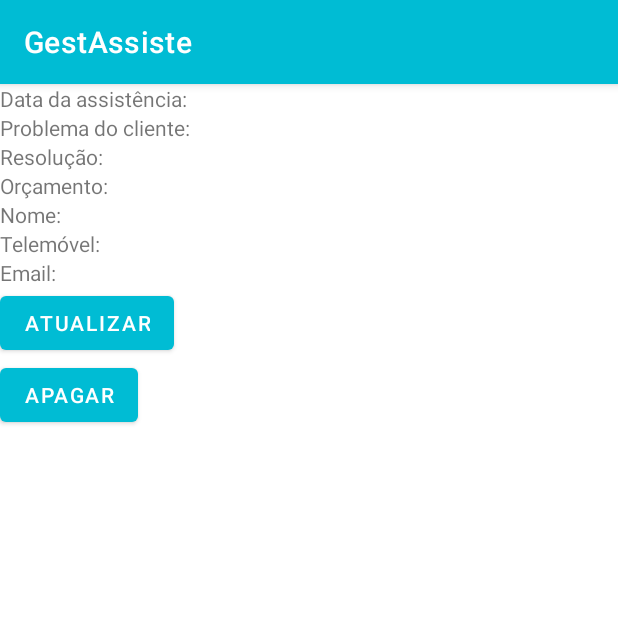
After one commit to joaofnferreira/GestAssiste, an Android app: the AssistDetails screen opened directly, with no data from a screen before it, on a phone screen of 412 x 824 dp, the top half of it. The commit adds this screen. Run offline under Robolectric (Android 15) with nearby library versions, the phone set to English and light mode, and no system bars.

Commit message:
Apresentação dos dados do item selecionado na lista de assistências
Apresentação dos dados do item selecionado na lista de assistências

```diff
--- a/app/src/main/AndroidManifest.xml
+++ b/app/src/main/AndroidManifest.xml
@@ -48,6 +48,7 @@
         </activity>
         <activity android:name=".Assistencia"></activity>
         <activity android:name=".Consulta"></activity>
+        <activity android:name=".AssistDetails"></activity>
 
     </application>
 
--- a/app/src/main/java/com/example/gestassiste/AssistAdapter.kt
+++ b/app/src/main/java/com/example/gestassiste/AssistAdapter.kt
@@ -11,9 +11,19 @@ import com.example.gestassiste.AssistModel
 class AssistAdapter (private val assistList: ArrayList<AssistModel>):
     RecyclerView.Adapter<AssistAdapter.ViewHolder>(){
 
+    private lateinit var mListener: onItemClickListener
+
+    interface onItemClickListener{
+        fun onItemClick(position: Int)
+    }
+
+    fun setOnItemClickListener(clickListener: onItemClickListener){
+        mListener=clickListener
+    }
+
     override fun onCreateViewHolder(parent: ViewGroup, viewType: Int): ViewHolder {
         val itemView = LayoutInflater.from(parent.context).inflate(R.layout.lista_assist,parent,false)
-        return ViewHolder(itemView)
+        return ViewHolder(itemView,mListener)
     }
 
     override fun onBindViewHolder(holder: ViewHolder, position: Int) {
@@ -26,7 +36,13 @@ class AssistAdapter (private val assistList: ArrayList<AssistModel>):
         return assistList.size
     }
 
-    class ViewHolder(itemView: View): RecyclerView.ViewHolder(itemView) {
+    class ViewHolder(itemView: View, clickListener: onItemClickListener): RecyclerView.ViewHolder(itemView) {
         val tvAssistName : TextView = itemView.findViewById(R.id.tvAssistName)
+
+        init {
+            itemView.setOnClickListener{
+                clickListener.onItemClick(adapterPosition)
+            }
+        }
     }
 }
--- /dev/null
+++ b/app/src/main/java/com/example/gestassiste/AssistDetails.kt
@@ -0,0 +1,48 @@
+package com.example.gestassiste
+
+import android.os.Bundle
+import android.os.PersistableBundle
+import android.widget.Button
+import android.widget.TextView
+import androidx.appcompat.app.AppCompatActivity
+
+class AssistDetails : AppCompatActivity(){
+
+    private lateinit var tvdataassitencia: TextView
+    private lateinit var tvproblemacliente: TextView
+    private lateinit var tvresolucao: TextView
+    private lateinit var tvorcamento: TextView
+    private lateinit var tvnome: TextView
+    private lateinit var tvtelemovel: TextView
+    private lateinit var tvemail: TextView
+    private lateinit var btnUpdate: Button
+    private lateinit var btnDelete: Button
+
+    override fun onCreate(savedInstanceState: Bundle?) {
+        super.onCreate(savedInstanceState)
+        setContentView(R.layout.assist_details)
+
+        tvdataassitencia = findViewById(R.id.tvdataassitencia)
+        tvproblemacliente = findViewById(R.id.tvproblemacliente)
+        tvresolucao = findViewById(R.id.tvresolucao)
+        tvorcamento = findViewById(R.id.tvorcamento)
+        tvnome = findViewById(R.id.tvnome)
+        tvtelemovel = findViewById(R.id.tvtelemovel)
+        tvemail = findViewById(R.id.tvemail)
+
+        initView()
+        setValuesToViews()
+    }
+
+    private fun  initView(){}
+
+    private fun setValuesToViews(){
+        tvdataassitencia.text = intent.getStringExtra("dataassitencia")
+        tvproblemacliente.text = intent.getStringExtra("problemacliente")
+        tvresolucao.text = intent.getStringExtra("resolucao")
+        tvorcamento.text = intent.getStringExtra("orcamento")
+        tvnome.text = intent.getStringExtra("nome")
+        tvtelemovel.text = intent.getStringExtra("telemovel")
+        tvemail.text = intent.getStringExtra("email")
+    }
+}
--- a/app/src/main/java/com/example/gestassiste/Consulta.kt
+++ b/app/src/main/java/com/example/gestassiste/Consulta.kt
@@ -1,6 +1,7 @@
 package com.example.gestassiste
 
 
+import android.content.Intent
 import android.os.Bundle
 import android.view.View
 import android.widget.TextView
@@ -52,6 +53,24 @@ class Consulta : AppCompatActivity() {
                     val mAdapter = AssistAdapter(assistList)
                     assistReciclerView.adapter = mAdapter
 
+                    mAdapter.setOnItemClickListener(object :AssistAdapter.onItemClickListener{
+
+                        override fun onItemClick(position: Int) {
+                            val intent = Intent(this@Consulta, AssistDetails::class.java)
+
+                            //put extras
+                            intent.putExtra("dataassitencia", assistList[position].dataassitencia)
+                            intent.putExtra("problemacliente", assistList[position].problemacliente)
+                            intent.putExtra("resolucao", assistList[position].resolucao)
+                            intent.putExtra("orcamento", assistList[position].orcamento)
+                            intent.putExtra("nome", assistList[position].nome)
+                            intent.putExtra("telemovel", assistList[position].telemovel)
+                            intent.putExtra("email", assistList[position].email)
+                            startActivity(intent)
+                        }
+
+                    })
+
                     assistReciclerView.visibility = View.VISIBLE
                     textViewRecebeDados.visibility = View.GONE
                 }
--- /dev/null
+++ b/app/src/main/res/layout/assist_details.xml
@@ -0,0 +1,167 @@
+<?xml version="1.0" encoding="utf-8"?>
+<androidx.constraintlayout.widget.ConstraintLayout xmlns:android="http://schemas.android.com/apk/res/android"
+    xmlns:tools="http://schemas.android.com/tools"
+    android:layout_width="match_parent"
+    android:layout_height="match_parent">
+
+    <LinearLayout
+        android:layout_width="match_parent"
+        android:layout_height="wrap_content"
+        android:orientation="vertical"
+        tools:ignore="MissingConstraints">
+
+    <LinearLayout
+        android:layout_width="match_parent"
+        android:layout_height="wrap_content"
+        android:orientation="horizontal">
+
+
+        <TextView
+            android:layout_width="150dp"
+            android:layout_height="match_parent"
+            android:text="Data da assistência:"
+        />
+        <TextView
+            android:layout_width="150dp"
+            android:layout_height="match_parent"
+            android:id="@+id/tvdataassitencia"
+        />
+    </LinearLayout>
+
+    <LinearLayout
+        android:layout_width="match_parent"
+        android:layout_height="wrap_content"
+        android:orientation="horizontal">
+
+
+        <TextView
+            android:layout_width="150dp"
+            android:layout_height="match_parent"
+            android:text="Problema do cliente:"
+            />
+
+        <TextView
+            android:id="@+id/tvproblemacliente"
+            android:layout_width="150dp"
+            android:layout_height="match_parent" />
+    </LinearLayout>
+
+    <LinearLayout
+        android:layout_width="match_parent"
+        android:layout_height="wrap_content"
+        android:orientation="horizontal">
+
+
+        <TextView
+            android:layout_width="150dp"
+            android:layout_height="match_parent"
+            android:text="Resolução:"
+            />
+        <TextView
+            android:layout_width="150dp"
+            android:layout_height="match_parent"
+            android:id="@+id/tvresolucao"
+            />
+    </LinearLayout>
+
+    <LinearLayout
+        android:layout_width="match_parent"
+        android:layout_height="wrap_content"
+        android:orientation="horizontal">
+
+
+        <TextView
+            android:layout_width="150dp"
+            android:layout_height="match_parent"
+            android:text="Orçamento:"
+            />
+        <TextView
+            android:layout_width="150dp"
+            android:layout_height="match_parent"
+            android:id="@+id/tvorcamento"
+            />
+    </LinearLayout>
+
+    <LinearLayout
+        android:layout_width="match_parent"
+        android:layout_height="wrap_content"
+        android:orientation="horizontal">
+
+
+        <TextView
+            android:layout_width="150dp"
+            android:layout_height="match_parent"
+            android:text="Nome:"
+            />
+        <TextView
+            android:layout_width="150dp"
+            android:layout_height="match_parent"
+            android:id="@+id/tvnome"
+            />
+    </LinearLayout>
+
+    <LinearLayout
+        android:layout_width="match_parent"
+        android:layout_height="wrap_content"
+        android:orientation="horizontal">
+
+
+        <TextView
+            android:layout_width="150dp"
+            android:layout_height="match_parent"
+            android:text="Telemóvel:"
+            />
+        <TextView
+            android:layout_width="150dp"
+            android:layout_height="match_parent"
+            android:id="@+id/tvtelemovel"
+            />
+    </LinearLayout>
+
+    <LinearLayout
+        android:layout_width="match_parent"
+        android:layout_height="wrap_content"
+        android:orientation="horizontal">
+
+
+        <TextView
+            android:layout_width="150dp"
+            android:layout_height="match_parent"
+            android:text="Email:"
+            />
+        <TextView
+            android:layout_width="150dp"
+            android:layout_height="match_parent"
+            android:id="@+id/tvemail"
+            />
+    </LinearLayout>
+
+        <Button
+            android:id="@+id/btnUpdate"
+            android:layout_width="wrap_content"
+            android:layout_height="wrap_content"
+            android:text="Atualizar"
+            tools:layout_editor_absoluteX="77dp"
+            tools:layout_editor_absoluteY="492dp"
+            tools:ignore="MissingConstraints" />
+
+        <Button
+            android:id="@+id/btnDelete"
+            android:layout_width="wrap_content"
+            android:layout_height="wrap_content"
+            android:text="Apagar"
+            tools:layout_editor_absoluteX="227dp"
+            tools:layout_editor_absoluteY="492dp"
+            tools:ignore="MissingConstraints" />
+
+    </LinearLayout>
+
+
+
+
+
+
+
+
+
+</androidx.constraintlayout.widget.ConstraintLayout>
```
